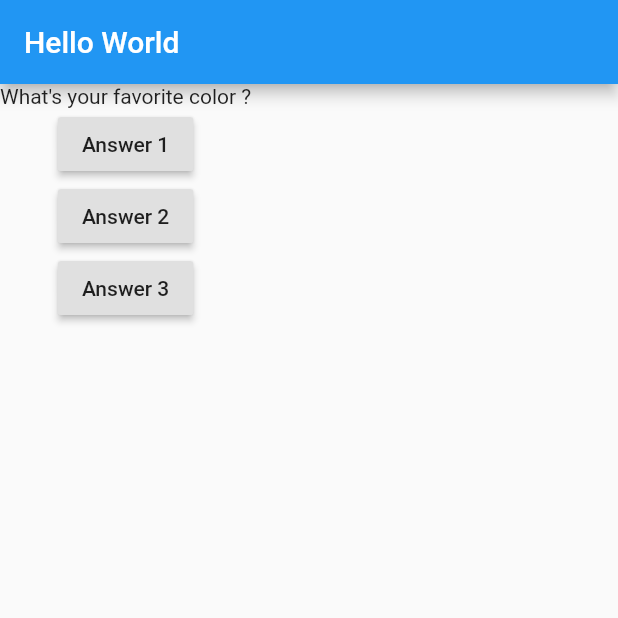
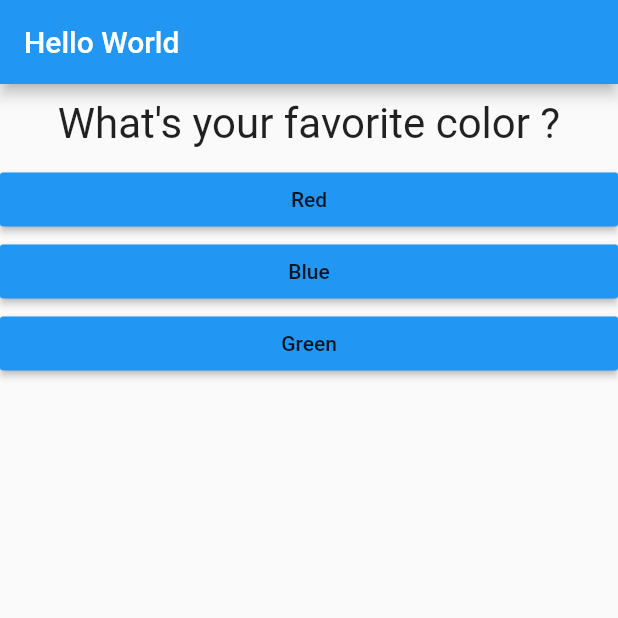
Before and after one commit to Alabhya268/Quiz-App, a Flutter app: the screen it shows after launch, on a phone screen of 412 x 824 dp, the top half of it. Run offline on Flutter 3.47's test engine with Material 2 defaults, Android fonts, the phone set to English and light mode, and no system bars.

Commit message:
Added dummy scores page

```diff
--- /dev/null
+++ b/lib/answers.dart
@@ -0,0 +1,19 @@
+import 'package:flutter/material.dart';
+
+class Answer extends StatelessWidget {
+  final Function selectHandler;
+  final String answerText;
+
+  Answer(this.selectHandler,this.answerText);
+  @override
+  Widget build(BuildContext context) {
+    return Container(
+      child: RaisedButton(
+        color: Colors.blue,
+        onPressed: selectHandler,
+        child: Text(answerText),
+      ),
+      width: double.infinity,
+    );
+  }
+}
--- a/lib/main.dart
+++ b/lib/main.dart
@@ -1,5 +1,9 @@
 import 'package:flutter/material.dart';
+import 'package:quizapp/answers.dart';
+import 'package:quizapp/quiz.dart';
+import 'package:quizapp/result.dart';
 import 'questions.dart';
+
 void main() => runApp(MyApp());
 
 class MyApp extends StatefulWidget {
@@ -10,43 +14,50 @@ class MyApp extends StatefulWidget {
   }
 }
 
-class _MyAppState extends State<MyApp>
+class _MyAppState extends State<MyApp> {
+  final _question = const [
     {
+      'questiontext': 'What\'s your favorite color ?',
+      'answers': [{'text':'Red','Score' : 5}, {'text':'Blue','Score' : 3}, {'text':'Green','Score': 1}]
+    },
+    {
+      'questiontext': 'What\'s your favorite animal ?',
+      'answers': [{'text':'Lion','Score' : 5}, {'text':'Dinosaur','Score' : 3}, {'text':'Whale','Score': 1}]
+    },
+    {
+      'questiontext': 'What\'s your favorite city ?',
+      'answers': [{'text':'Lucknow','Score' : 5}, {'text':'Vanaras','Score' : 3}, {'text':'Bangalore','Score': 1}]
+    },
+  ];
+
   var _questionIndex = 0;
-  void _answerQuestion() {
+  var _totalScore = 0;
+  void _answerQuestion(int score) {
+    if (_questionIndex < _question.length) {
       setState(() {
         _questionIndex += 1;
       });
+      _totalScore += score;
       print(_questionIndex);
+    } else {
+      print('You did it');
     }
-
+  }
 
   @override
   Widget build(BuildContext context) {
-    var question = ['What\'s your favorite color ?',
-      'What\'s your favorite animals ?'];
     return MaterialApp(
       home: Scaffold(
         appBar: AppBar(
           title: Text('Hello World'),
         ),
-        body: Column(
-          children: [
-            Questions(question[_questionIndex],),
-            RaisedButton(
-              onPressed: _answerQuestion,
-              child: Text('Answer 1'),
-            ),
-            RaisedButton(
-              onPressed:_answerQuestion,
-              child: Text('Answer 2'),
-            ),
-            RaisedButton(
-              onPressed: _answerQuestion,
-              child: Text('Answer 3'),
+        body: _questionIndex < _question.length
+            ? Quiz(
+                questionIndex: _questionIndex,
+                answerQuestion: _answerQuestion,
+                question: _question,
               )
-          ],
-        ),
+            : Result(_totalScore),
       ),
     );
   }
--- a/lib/questions.dart
+++ b/lib/questions.dart
@@ -1,3 +1,4 @@
+import 'package:flutter/cupertino.dart';
 import 'package:flutter/material.dart';
 
 class Questions extends StatelessWidget {
@@ -5,6 +6,16 @@ class Questions extends StatelessWidget {
   Questions(this.questionText);
   @override
   Widget build(BuildContext context) {
-    return Text(questionText);
+    return Container(
+      width: double.infinity,
+      margin: EdgeInsets.all(10),
+      child: Text(
+        questionText,
+        style: TextStyle(
+          fontSize: 28,
+        ),
+        textAlign: TextAlign.center,
+      ),
+    );
   }
 }
--- /dev/null
+++ b/lib/quiz.dart
@@ -0,0 +1,24 @@
+import 'package:flutter/material.dart';
+import 'questions.dart';
+import 'answers.dart';
+
+class Quiz extends StatelessWidget {
+  final Function answerQuestion;
+  final List<Map<String,Object>> question;
+  final int questionIndex;
+  Quiz({@required this.questionIndex,@required this.answerQuestion,@required this.question});
+
+  @override
+  Widget build(BuildContext context) {
+    return Column(
+      children: [
+        Questions(
+          question[questionIndex]['questiontext'],
+        ),
+        ...(question[questionIndex]['answers'] as List<Map<String,Object>>)
+            .map((answer) => Answer(() => answerQuestion(answer['Score']), answer['text']))
+            .toList(),
+      ],
+    );
+  }
+}
--- a/pubspec.yaml
+++ b/pubspec.yaml
@@ -23,6 +23,7 @@ environment:
 dependencies:
   flutter:
     sdk: flutter
+
 
 
   # The following adds the Cupertino Icons font to your application.
```
Also changed, not shown: lib/result.dart (added, +41 -0 lines), pubspec.lock. Lines whose indentation alone changed are shown as unchanged.
